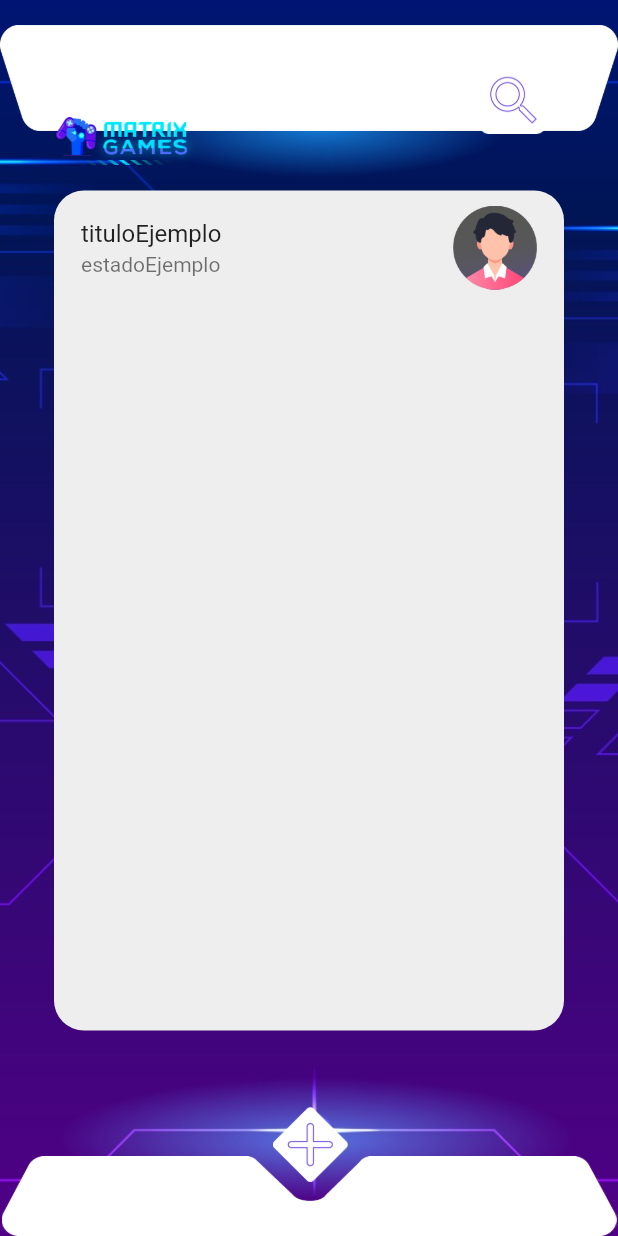
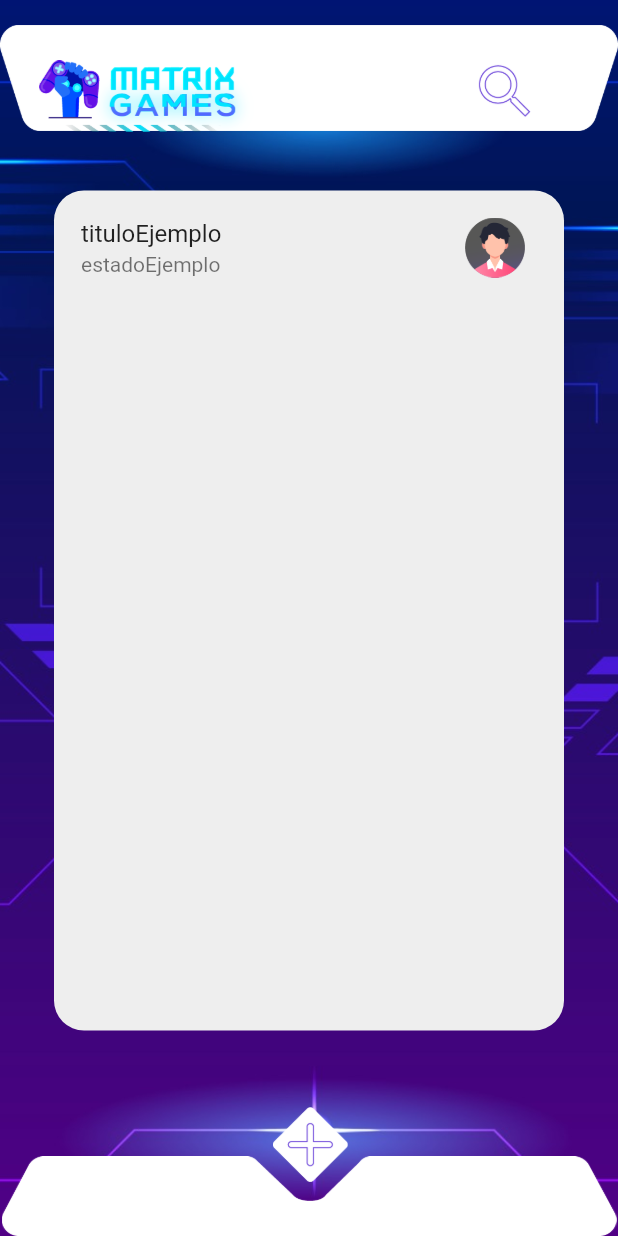
Before and after one commit to xero2099/proyecto_mintic, a Flutter app: the InicioWidget screen opened directly, on a phone screen of 412 x 824 dp. Run offline on Flutter 3.47's test engine with Material 2 defaults, Android fonts, the light colour scheme and no system bars; our stand-ins replace auto_size_text, font_awesome_flutter, get, google_fonts, page_transition, timeago.

Commit message:
Revert "Actualizacion cambios imagenes y fondos"

```diff
--- a/lib/domain/models/state_model.dart
+++ b/lib/domain/models/state_model.dart
@@ -1,18 +1,25 @@
+import 'package:flutter/widgets.dart';
+
 class StateModel {
   String titulo;
-  String pathImagen;
+  Widget pathImagen;
   String estado;
 
-  StateModel ({this.titulo, this.pathImagen, this.estado,});
+  StateModel({
+    this.titulo,
+    this.pathImagen,
+    this.estado,
+  });
 
-  factory StateModel.fromJson(Map<String,dynamic> map){
+  factory StateModel.fromJson(Map<String, dynamic> map) {
     return StateModel(
       titulo: map['titulo'],
       pathImagen: map['pathImagen'],
-      estado: map['estado'],);
+      estado: map['estado'],
+    );
   }
 
-  Map<String,dynamic> toJson(){
+  Map<String, dynamic> toJson() {
     return {
       'titulo': titulo,
       'pathImagen': pathImagen,
--- a/lib/main.dart
+++ b/lib/main.dart
@@ -1,7 +1,6 @@
 import 'package:flutter/material.dart';
 import 'package:flutter_localizations/flutter_localizations.dart';
 import 'package:get/get.dart';
-import 'package:proyecto_mintic/controlador/image_controller.dart';
 import 'package:proyecto_mintic/controlador/state_controller.dart';
 import 'package:proyecto_mintic/ui/pages/login/login_widget.dart';
 
@@ -12,7 +11,6 @@ void main() {
   WidgetsFlutterBinding.ensureInitialized();
   Get.put(StateController());
   Get.put(StateController2());
-  Get.put(Image_Control());
   runApp(MyApp());
 }
 
--- a/lib/ui/pages/inicio/inicio_widget.dart
+++ b/lib/ui/pages/inicio/inicio_widget.dart
@@ -1,8 +1,6 @@
 import 'package:get/get.dart';
-import 'package:proyecto_mintic/controlador/image_controller.dart';
 import 'package:proyecto_mintic/controlador/state_controller.dart';
 import 'package:proyecto_mintic/ui/pages/busqueda/busqueda_widget.dart';
-import 'package:proyecto_mintic/ui/pages/configuracion/configuracion_widget.dart';
 import 'package:proyecto_mintic/ui/pages/perfil/perfil_widget.dart';
 import 'package:proyecto_mintic/ui/widgets/card_state.dart';
 import 'package:proyecto_mintic/domain/models/state_model.dart';
@@ -21,15 +19,19 @@ class _InicioWidgetState extends State<InicioWidget> {
   @override
   Widget build(BuildContext context) {
     String tituloEjemplo = 'tituloEjemplo';
-    String pathImagenEjemplo = 'assets/images/P_chat_inactiovo.png';
+    Widget pathImagenEjemplo = IconButton(
+      icon: Image.asset('assets/images/P_chat_inactiovo.png'),
+      iconSize: 40,
+      onPressed: () {
+        Get.to(() => BusquedaWidget());
+      },
+    );
     String estadoEjemplo = 'estadoEjemplo';
     StateController statecontroller = Get.find();
     statecontroller.addState(StateModel(
         titulo: tituloEjemplo,
         pathImagen: pathImagenEjemplo,
         estado: estadoEjemplo));
-    Image_Control image = Get.find();
-
     return Scaffold(
       key: scaffoldKey,
       backgroundColor: Color(0xFFF5F5F5),
@@ -38,13 +40,11 @@ class _InicioWidgetState extends State<InicioWidget> {
           children: [
             Align(
               alignment: AlignmentDirectional(0, 0),
-              child: Obx(
-                () => Image.asset(
-                  image.imagen,
+              child: Image.asset(
+                'assets/images/WhatsApp_Image_2021-11-20_at_8.19.57_PM.jpeg',
                 width: double.infinity,
                 height: double.infinity,
                 fit: BoxFit.cover,
-                ),
               ),
             ),
             Align(
@@ -72,32 +72,29 @@ class _InicioWidgetState extends State<InicioWidget> {
               alignment: AlignmentDirectional(-0.8, -1),
               child: Padding(
                 padding: EdgeInsetsDirectional.fromSTEB(0, 40, 0, 0),
+                child: Image.asset(
+                  'assets/images/Logo_2.png',
+                  width: 150,
+                  height: 60,
+                  fit: BoxFit.contain,
+                ),
+              ),
+            ),
+            //BOTON BUSQUEDA NUEVO
+            Align(
+              alignment: AlignmentDirectional(0.75, -1.015),
+              child: Padding(
+                padding: EdgeInsetsDirectional.fromSTEB(0, 33, 0, 0),
                 child: IconButton(
-                  icon: Image.asset('assets/images/Logo_2.png'),
-                  iconSize: 100,
+                  icon: Image.asset('assets/images/BTN_BUSCAR.png'),
+                  iconSize: 50,
                   onPressed: () {
-                    Get.to(() => ConfiguracionWidget());
+                    Get.to(() => BusquedaWidget());
                   },
                 ),
               ),
             ),
-            GestureDetector(
-              onTap: () {
-                Get.to(() => BusquedaWidget());
-              },
-              child: Align(
-                alignment: AlignmentDirectional(0.75, -0.97),
-                child: Padding(
-                  padding: EdgeInsetsDirectional.fromSTEB(0, 33, 0, 0),
-                  child: Image.asset(
-                    'assets/images/BTN_BUSCAR.png',
-                    width: 50,
-                    height: 45,
-                    fit: BoxFit.contain,
-                  ),
-                ),
-              ),
-            ),
+            //
             Align(
               alignment: AlignmentDirectional(0, 0),
               child: Padding(
@@ -118,18 +115,13 @@ class _InicioWidgetState extends State<InicioWidget> {
                           return ListView.builder(
                             itemCount: statecontroller.listStates.length,
                             itemBuilder: (context, index) {
-                              return GestureDetector(
-                                onTap: () {
-                                  Get.to(() => PerfilWidget());
-                                },
-                                child: CardState(
+                              return CardState(
                                   titulo:
                                       statecontroller.listState[index].titulo,
                                   pathImagen: statecontroller
                                       .listState[index].pathImagen,
-                                    estado: statecontroller
-                                        .listState[index].estado),
-                              );
+                                  estado:
+                                      statecontroller.listState[index].estado);
                             },
                           );
                         }))
--- a/lib/ui/widgets/card_state.dart
+++ b/lib/ui/widgets/card_state.dart
@@ -2,14 +2,21 @@ import 'package:flutter/material.dart';
 
 class CardState extends StatelessWidget {
   String titulo;
-  String pathImagen;
+  Widget pathImagen;
   String estado;
 
-  CardState ({this.titulo, this.pathImagen, this.estado,});
-
+  CardState({
+    this.titulo,
+    this.pathImagen,
+    this.estado,
+  });
 
   @override
   Widget build(BuildContext context) {
-    return ListTile(title: Text(titulo),trailing: Image.asset(pathImagen),subtitle: Text(estado),);
+    return ListTile(
+      title: Text(titulo),
+      trailing: pathImagen,
+      subtitle: Text(estado),
+    );
   }
 }
```
Also changed, not shown: lib/controlador/image_controller.dart (deleted, +0 -30 lines), lib/ui/pages/busqueda/busqueda_widget.dart (+5 -11 lines), lib/ui/pages/chatprivado/chatprivado_widget.dart (+5 -12 lines), lib/ui/pages/configuracion/configuracion_widget.dart (deleted, +0 -151 lines), lib/ui/pages/filtro/filtro_widget.dart (+5 -12 lines), lib/ui/pages/login/login_widget.dart (+5 -9 lines), lib/ui/pages/perfil/perfil_widget.dart (+5 -11 lines), lib/ui/pages/registro/registro_widget.dart (+6 -10 lines), assets/images/Blanco.jpeg (deleted), assets/images/Negro.jpeg (deleted). Lines whose indentation alone changed are shown as unchanged.
